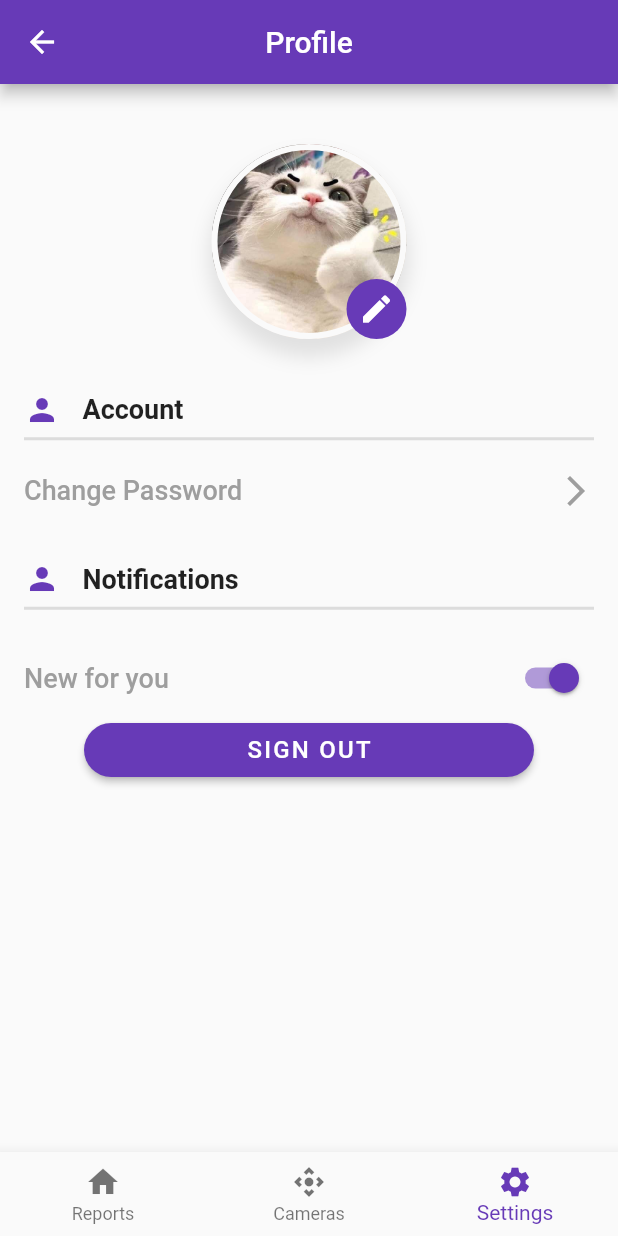
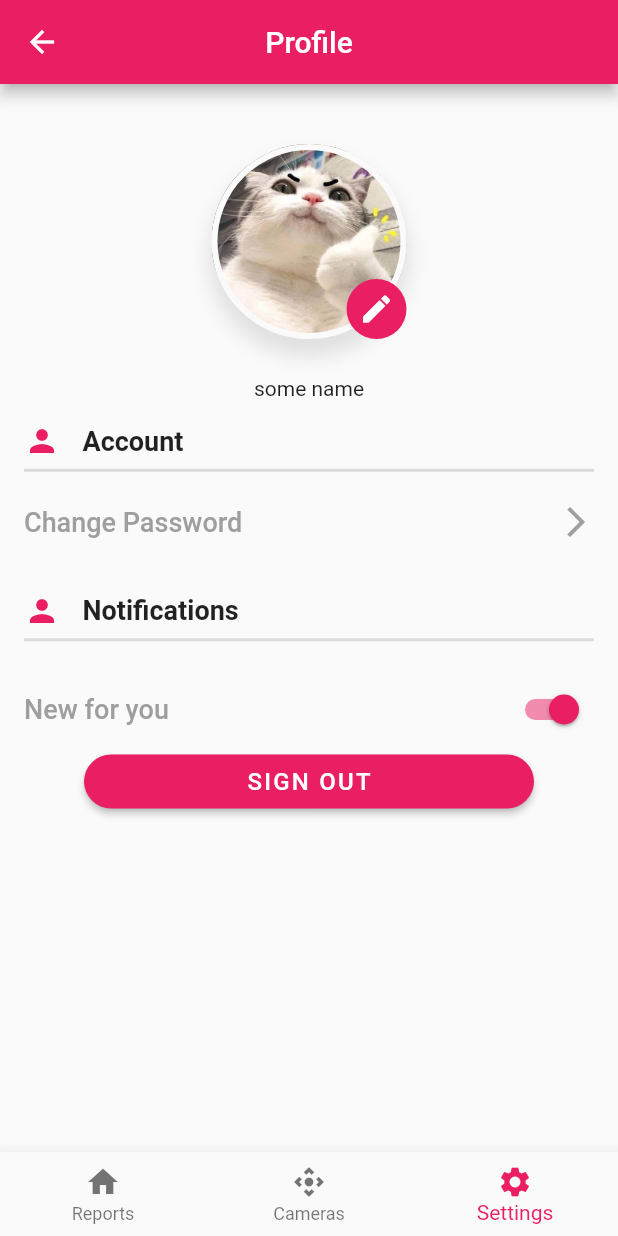
Before and after one commit to zakiraya/capstone-mobile, a Flutter app: the NavigationBar screen opened directly, item 3 of the bottom bar chosen, on a phone screen of 412 x 824 dp. Run offline on Flutter 3.47's test engine with Material 2 defaults, Android fonts, the phone set to English and light mode, and no system bars; our stand-ins replace bloc, equatable, flutter_bloc, formz; Roboto replaces fonts that are missing (Hind).

```diff
--- a/lib/src/blocs/authentication/authentication_bloc.dart
+++ b/lib/src/blocs/authentication/authentication_bloc.dart
@@ -21,14 +21,14 @@ class AuthenticationBloc
         _authenticationRepository = authenticationRepository,
         _userRepository = userRepository,
         super(const AuthenticationState.unknown()) {
-    _authenticationStatusSubscription = _authenticationRepository.status.listen(
-      (status) => add(AuthenticationStatusChanged(status)),
+    _authenticationStatusSubscription = _authenticationRepository.token.listen(
+      (token) => add(AuthenticationStatusChanged(token: token)),
     );
   }
 
   final AuthenticationRepository _authenticationRepository;
   final UserRepository _userRepository;
-  StreamSubscription<AuthenticationStatus> _authenticationStatusSubscription;
+  StreamSubscription<String> _authenticationStatusSubscription;
 
   @override
   Stream<AuthenticationState> mapEventToState(
@@ -48,25 +48,38 @@ class AuthenticationBloc
     return super.close();
   }
 
+  // Future<AuthenticationState> _mapAuthenticationStatusChangedToState(
+  //   AuthenticationStatusChanged event,
+  // ) async {
+  //   switch (event.status) {
+  //     case AuthenticationStatus.unauthenticated:
+  //       return const AuthenticationState.unauthenticated();
+  //     case AuthenticationStatus.authenticated:
+  //       final user = await _tryGetUser();
+  //       return user != null
+  //           ? AuthenticationState.authenticated(user)
+  //           : const AuthenticationState.unauthenticated();
+  //     default:
+  //       return const AuthenticationState.unknown();
+  //   }
+  // }
+
   Future<AuthenticationState> _mapAuthenticationStatusChangedToState(
     AuthenticationStatusChanged event,
   ) async {
-    switch (event.status) {
-      case AuthenticationStatus.unauthenticated:
-        return const AuthenticationState.unauthenticated();
-      case AuthenticationStatus.authenticated:
-        final user = await _tryGetUser();
-        return user != null
-            ? AuthenticationState.authenticated(user)
-            : const AuthenticationState.unauthenticated();
-      default:
-        return const AuthenticationState.unknown();
+    if (event.token == '') {
+      return const AuthenticationState.unauthenticated();
+    } else {
+      final user = await _tryGetUser();
+      return user != null
+          ? AuthenticationState.authenticated(user)
+          : const AuthenticationState.unauthenticated();
     }
   }
 
   Future<User> _tryGetUser() async {
     try {
-      final user = await _userRepository.getUser();
+      final user = await _userRepository.getUser("admin", "123456");
       return user;
     } on Exception {
       return null;
--- a/lib/src/blocs/authentication/authentication_event.dart
+++ b/lib/src/blocs/authentication/authentication_event.dart
@@ -8,12 +8,12 @@ abstract class AuthenticationEvent extends Equatable {
 }
 
 class AuthenticationStatusChanged extends AuthenticationEvent {
-  const AuthenticationStatusChanged(this.status);
+  const AuthenticationStatusChanged({this.token});
 
-  final AuthenticationStatus status;
+  final String token;
 
   @override
-  List<Object> get props => [status];
+  List<Object> get props => [token];
 }
 
 class AuthenticationLogoutRequested extends AuthenticationEvent {}
--- a/lib/src/blocs/authentication/authentication_state.dart
+++ b/lib/src/blocs/authentication/authentication_state.dart
@@ -1,22 +1,21 @@
 part of 'authentication_bloc.dart';
 
 class AuthenticationState extends Equatable {
-  const AuthenticationState._({
-    this.status = AuthenticationStatus.unknown,
-    this.user = User.empty,
-  });
+  const AuthenticationState._({this.user = User.empty, this.token = ''});
 
   const AuthenticationState.unknown() : this._();
 
   const AuthenticationState.authenticated(User user)
-      : this._(status: AuthenticationStatus.authenticated, user: user);
+      : this._(
+          // status: AuthenticationStatus.authenticated,
+          user: user,
+        );
 
-  const AuthenticationState.unauthenticated()
-      : this._(status: AuthenticationStatus.unauthenticated);
+  const AuthenticationState.unauthenticated() : this._(token: '');
 
-  final AuthenticationStatus status;
   final User user;
+  final String token;
 
   @override
-  List<Object> get props => [status, user];
+  List<Object> get props => [user, token];
 }
--- a/lib/src/blocs/login/login_bloc.dart
+++ b/lib/src/blocs/login/login_bloc.dart
@@ -62,7 +62,7 @@ class LoginBloc extends Bloc<LoginEvent, LoginState> {
     if (state.status.isValidated) {
       yield state.copyWith(status: FormzStatus.submissionInProgress);
       try {
-        await _authenticationRepository.logIn(
+        await _authenticationRepository.signIn(
           username: state.username.value,
           password: state.password.value,
         );
--- a/lib/src/data/models/user.dart
+++ b/lib/src/data/models/user.dart
@@ -1,12 +1,33 @@
 import 'package:equatable/equatable.dart';
 
 class User extends Equatable {
-  const User(this.id);
+  const User({
+    this.email,
+    this.id,
+    this.password,
+    this.username,
+    this.token,
+  });
 
   final String id;
+  final String email;
+  final String password;
+  final String username;
+  final String token;
 
   @override
-  List<Object> get props => [id];
+  List<Object> get props => [id, email, password, username, token];
 
-  static const empty = User('-');
+  static const empty = User(username: 'some name');
+
+  static User fromJson(dynamic json) {
+    // final userInfo = json['user'];
+    // final token = json['token'];
+    return User(
+        // id: userInfo['_id'],
+        // email: userInfo['email'],
+        // password: userInfo['password'],
+        // username: userInfo['firstName'],
+        token: json['token']);
+  }
 }
--- /dev/null
+++ b/lib/src/data/repositories/user/userApi.dart
@@ -0,0 +1,33 @@
+import 'package:capstone_mobile/src/data/models/models.dart';
+import 'package:meta/meta.dart';
+import 'package:http/http.dart' as http;
+import 'dart:convert';
+
+class UserApi {
+  static const baseUrl = 'https://d9aae2cd2a8b.ngrok.io';
+  final http.Client httpClient;
+
+  UserApi({
+    @required this.httpClient,
+  }) : assert(httpClient != null);
+
+  Future<User> signIn(String username, String password) async {
+    final userUrl = '$baseUrl/auth/login-mobile';
+    final userResponse = await this.httpClient.post(
+          userUrl,
+          headers: <String, String>{
+            'Content-Type': 'application/json; charset=UTF-8',
+          },
+          body: jsonEncode(
+            <String, String>{'username': username, 'password': password},
+          ),
+        );
+
+    if (userResponse.statusCode != 200) {
+      throw Exception(userResponse.statusCode);
+    }
+
+    final userJson = jsonDecode(userResponse.body);
+    return User.fromJson(userJson);
+  }
+}
--- a/lib/src/ui/screens/settings_screen.dart
+++ b/lib/src/ui/screens/settings_screen.dart
@@ -15,6 +15,7 @@ class SettingsScreen extends StatefulWidget {
 class _SettingsScreenState extends State<SettingsScreen> {
   @override
   Widget build(BuildContext context) {
+    final user = context.select((AuthenticationBloc bloc) => bloc.state.user);
     return Container(
       padding: EdgeInsets.only(left: 16, top: 25, right: 16),
       child: ListView(
@@ -68,7 +69,13 @@ class _SettingsScreenState extends State<SettingsScreen> {
             ),
           ),
           SizedBox(
-            height: 35,
+            height: 25,
+          ),
+          Center(
+            child: Text('${user.username ?? 'Some name'}'),
+          ),
+          SizedBox(
+            height: 15,
           ),
           Row(
             children: [
```
Also changed, not shown: lib/main.dart (+12 -2 lines), lib/src/app.dart (+4 -10 lines), lib/src/data/repositories/authentication/authentication_repository.dart (+33 -9 lines), lib/src/data/repositories/user/user_repository.dart (+7 -7 lines), 1 other file.
